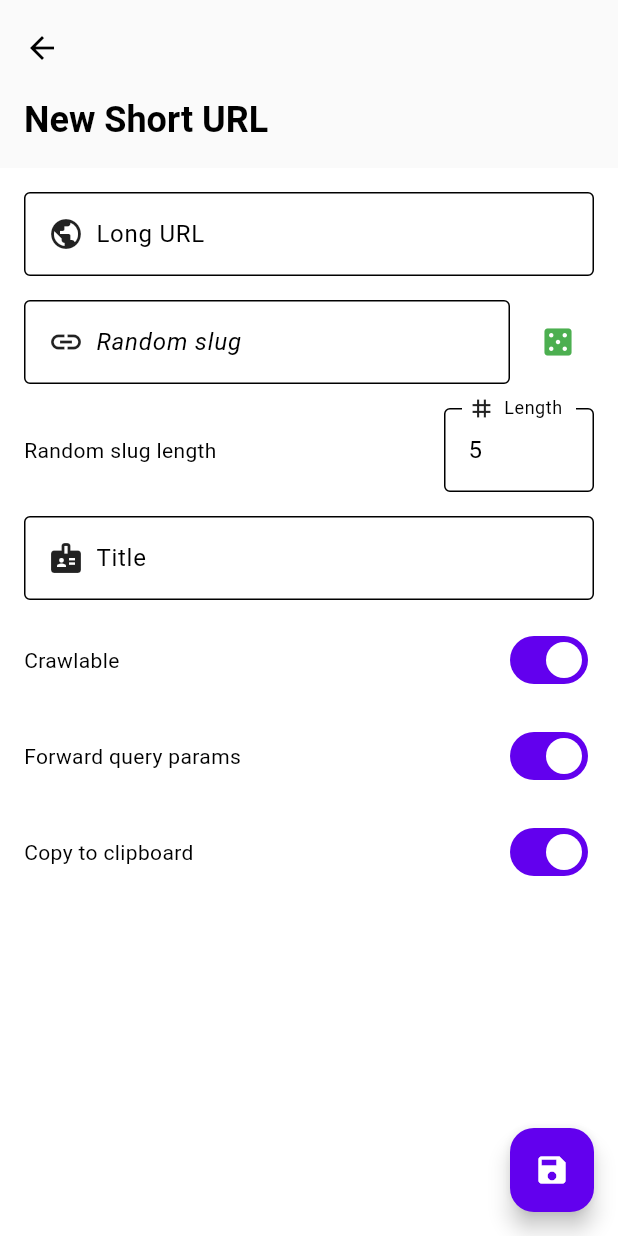
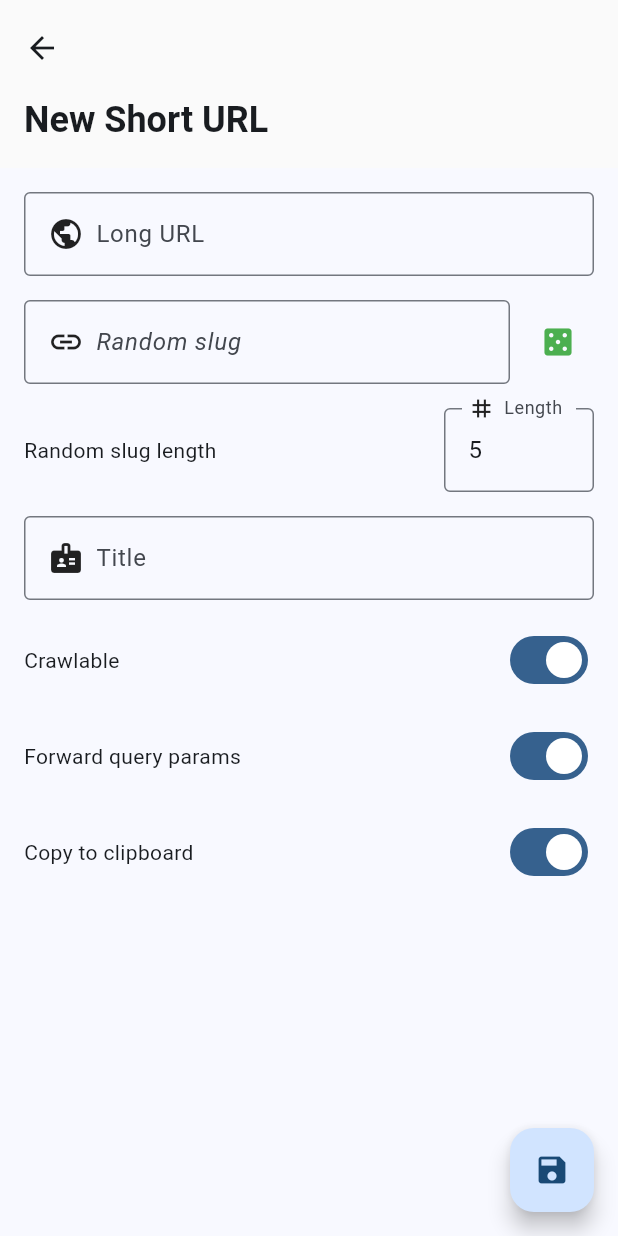
Before and after one commit to rainloreley/shlink-manager, a Flutter app: the ShortURLEditView screen opened directly, on a phone screen of 412 x 824 dp. Run offline on Flutter 3.47's test engine with Material 3 defaults, Android fonts, the phone set to English and light mode, and no system bars; drawn by our look-alikes of dynamic_color; our stand-ins replace dartz, flutter_secure_storage, package_info_plus, qr_flutter, shared_preferences; missing offline and left inert: flutter_sharing_intent; accounts and stored records are empty.

Commit message:
bump version to 1.2.0

```diff
--- a/lib/main.dart
+++ b/lib/main.dart
@@ -11,11 +11,13 @@ void main() {
 class MyApp extends StatelessWidget {
   const MyApp({super.key});
 
-  static const _defaultLightColorScheme = ColorScheme
-      .light(); //.fromSwatch(primarySwatch: Colors.blue, backgroundColor: Colors.white);
+  static final ColorScheme _defaultLightColorScheme = ColorScheme
+      .fromSeed(seedColor: Colors.blue);
 
-  static final _defaultDarkColorScheme =
-      ColorScheme.fromSwatch(brightness: Brightness.dark);
+  static final _defaultDarkColorScheme = ColorScheme.fromSeed(
+        brightness: Brightness.dark,
+        seedColor: Colors.blue,
+        background: Colors.black);
 
   // This widget is the root of your application.
   @override
--- a/pubspec.yaml
+++ b/pubspec.yaml
@@ -16,7 +16,7 @@ publish_to: 'none' # Remove this line if you wish to publish to pub.dev
 # https://developer.apple.com/library/archive/documentation/General/Reference/InfoPlistKeyReference/Articles/CoreFoundationKeys.html
 # In Windows, build-name is used as the major, minor, and patch parts
 # of the product and file versions while build-number is used as the build suffix.
-version: 1.1.1+7
+version: 1.2.0+8
 
 environment:
   sdk: ^3.0.0
```
